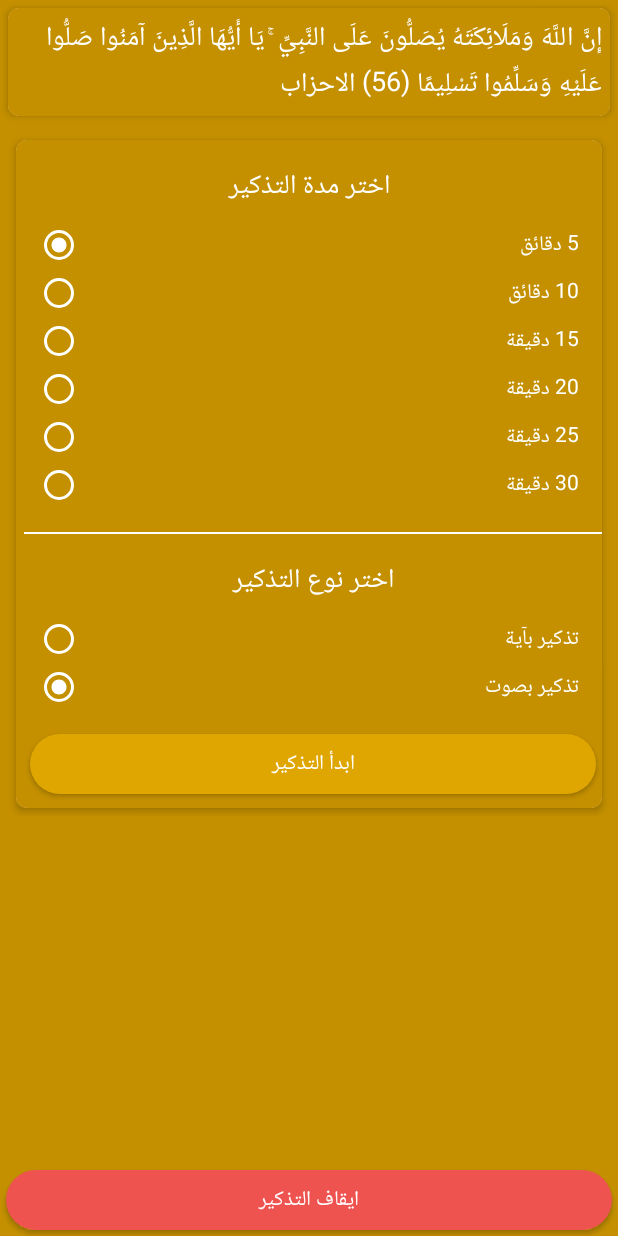
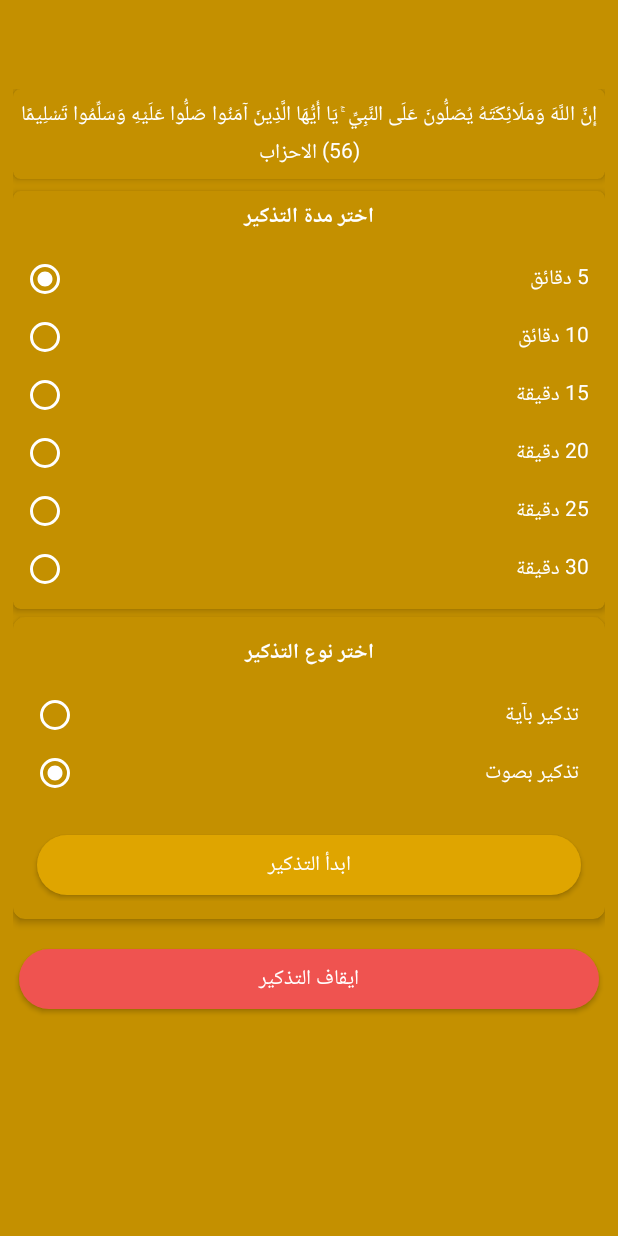
Before and after one commit to ahmedelzubair/Salluu3alayhie, an Android app: the layout activity_main.xml on its own in the app's theme, with its tools: preview values and no code run, on a phone screen of 412 x 824 dp. Run offline under Robolectric (Android 15) with nearby library versions, the phone set to English and light mode, and no system bars.

Commit message:
fixing the UI issues

```diff
--- a/app/src/main/res/layout/activity_main.xml
+++ b/app/src/main/res/layout/activity_main.xml
@@ -6,207 +6,215 @@
     android:layout_width="match_parent"
     android:layout_height="match_parent"
     android:background="@color/colorPrimaryDark"
+    android:paddingTop="?attr/actionBarSize"
     tools:context="com.apk4android.salluu3alayhie.ui.MainActivity">
-
 
     <ScrollView
         android:layout_width="match_parent"
-        android:layout_height="wrap_content">
+        android:layout_height="match_parent"
+        android:fillViewport="true"
+        android:layout_marginRight="5dp"
+        android:layout_marginLeft="5dp"
+        android:scrollbars="none"
+        android:overScrollMode="never">
 
         <LinearLayout
             android:layout_width="match_parent"
             android:layout_height="wrap_content"
-            android:orientation="vertical">
+            android:orientation="vertical"
+            android:padding="3dp">
 
+            <!-- Quran Verse Card -->
             <androidx.cardview.widget.CardView
                 android:id="@+id/ayaCard"
                 android:layout_width="match_parent"
                 android:layout_height="wrap_content"
-                android:layout_margin="@dimen/spacing_medium"
+                android:layout_marginBottom="8dp"
                 android:clickable="true"
                 android:foreground="?android:attr/selectableItemBackground"
-                app:cardCornerRadius="@dimen/spacing_xmedium"
-                app:cardElevation="3dp">
+                app:cardCornerRadius="5dp"
+                app:cardElevation="3dp"
+                app:cardBackgroundColor="@color/colorPrimaryDark">
 
                 <LinearLayout
                     android:layout_width="match_parent"
                     android:layout_height="wrap_content"
-                    android:orientation="vertical">
+                    android:orientation="vertical"
+                    android:padding="5dp">
 
                     <TextView
                         android:id="@+id/textViewAya"
-                        android:layout_width="wrap_content"
+                        android:layout_width="match_parent"
                         android:layout_height="wrap_content"
-                        android:layout_alignParentTop="true"
-                        android:layout_centerHorizontal="true"
-                        android:background="@color/colorPrimaryDark"
-                        android:padding="@dimen/spacing_medium"
+                        android:gravity="center"
+                        android:lineSpacingExtra="2dp"
                         android:text="@string/the_aya"
-                        android:textColor="#fff"
-                        android:textSize="18sp" />
+                        android:textColor="@color/white"
+                        android:textSize="14sp" />
 
                 </LinearLayout>
 
             </androidx.cardview.widget.CardView>
 
-            <RelativeLayout
-                android:id="@+id/RelativeAll"
-                android:layout_width="match_parent"
-                android:layout_height="match_parent"
-                android:layout_below="@id/ayaCard"
-                android:layout_margin="@dimen/spacing_medium">
-
+            <!-- Timer Selection Card -->
             <androidx.cardview.widget.CardView
                 android:layout_width="match_parent"
                 android:layout_height="wrap_content"
-                    android:layout_margin="@dimen/spacing_medium"
-                    android:clickable="true"
-                    android:foreground="?android:attr/selectableItemBackground"
-                    app:cardCornerRadius="@dimen/spacing_xmedium"
-                    app:cardElevation="3dp">
-
+                android:layout_marginBottom="5dp"
+                app:cardCornerRadius="5dp"
+                app:cardElevation="3dp"
+                app:cardBackgroundColor="@color/colorPrimaryDark">
 
                 <LinearLayout
-                        android:id="@+id/LinRadioGroup"
                     android:layout_width="match_parent"
                     android:layout_height="wrap_content"
-                        android:background="@color/colorPrimaryDark"
-                        android:orientation="vertical">
+                    android:orientation="vertical"
+                    android:padding="5dp">
 
                     <TextView
                         android:id="@+id/textViewChose"
                         android:layout_width="match_parent"
                         android:layout_height="wrap_content"
-                            android:layout_marginTop="16dp"
+                        android:layout_marginBottom="12dp"
                         android:gravity="center"
                         android:text="@string/alarm_period"
                         android:textColor="@color/white"
-                            android:textColorLink="@android:color/background_dark"
-                            android:textSize="18sp" />
-
+                        android:textSize="14sp"
+                        android:textStyle="bold" />
 
                     <RadioGroup
                         android:id="@+id/rgTimes"
                         android:layout_width="match_parent"
                         android:layout_height="wrap_content"
-                            android:layout_marginLeft="5dp"
-                            android:layout_marginTop="7dp"
-                            android:layout_weight="1">
+                        android:orientation="vertical">
 
                         <RadioButton
                             android:id="@+id/radio5Min"
                             android:layout_width="match_parent"
                             android:layout_height="wrap_content"
-                                android:layout_marginLeft="@dimen/spacing_xmedium"
-                                android:layout_marginRight="@dimen/spacing_large"
+                            android:layout_marginBottom="4dp"
                             android:buttonTint="@color/white"
                             android:checked="true"
+                            android:padding="5dp"
                             android:text="@string/p_5_min"
-                                android:textColor="@color/white" />
+                            android:textColor="@color/white"
+                            android:textSize="14sp" />
 
                         <RadioButton
                             android:id="@+id/radio10Min"
                             android:layout_width="match_parent"
                             android:layout_height="wrap_content"
-                                android:layout_marginLeft="@dimen/spacing_xmedium"
-                                android:layout_marginRight="@dimen/spacing_large"
+                            android:layout_marginBottom="4dp"
                             android:buttonTint="@color/white"
+                            android:padding="5dp"
                             android:text="@string/p_10_min"
-                                android:textColor="@color/white" />
+                            android:textColor="@color/white"
+                            android:textSize="14sp" />
 
                         <RadioButton
                             android:id="@+id/radio15Min"
                             android:layout_width="match_parent"
                             android:layout_height="wrap_content"
-                                android:layout_marginLeft="@dimen/spacing_xmedium"
-                                android:layout_marginRight="@dimen/spacing_large"
+                            android:layout_marginBottom="4dp"
                             android:buttonTint="@color/white"
+                            android:padding="5dp"
                             android:text="@string/p_15_min"
-                                android:textColor="@color/white" />
+                            android:textColor="@color/white"
+                            android:textSize="14sp" />
 
                         <RadioButton
                             android:id="@+id/radio20Min"
                             android:layout_width="match_parent"
                             android:layout_height="wrap_content"
-                                android:layout_marginLeft="@dimen/spacing_xmedium"
-                                android:layout_marginRight="@dimen/spacing_large"
+                            android:layout_marginBottom="4dp"
                             android:buttonTint="@color/white"
+                            android:padding="5dp"
                             android:text="@string/p_20_min"
-                                android:textColor="@color/white" />
+                            android:textColor="@color/white"
+                            android:textSize="14sp" />
 
                         <RadioButton
                             android:id="@+id/radio25Min"
                             android:layout_width="match_parent"
                             android:layout_height="wrap_content"
-                                android:layout_marginLeft="@dimen/spacing_xmedium"
-                                android:layout_marginRight="@dimen/spacing_large"
+                            android:layout_marginBottom="4dp"
                             android:buttonTint="@color/white"
+                            android:padding="5dp"
                             android:text="@string/p_25_min"
-                                android:textColor="@color/white" />
+                            android:textColor="@color/white"
+                            android:textSize="14sp" />
 
                         <RadioButton
                             android:id="@+id/radio30Min"
                             android:layout_width="match_parent"
                             android:layout_height="wrap_content"
-                                android:layout_marginLeft="@dimen/spacing_xmedium"
-                                android:layout_marginRight="@dimen/spacing_large"
+                            android:layout_marginBottom="4dp"
                             android:buttonTint="@color/white"
+                            android:padding="5dp"
                             android:text="@string/p_30_min"
-                                android:textColor="@color/white" />
+                            android:textColor="@color/white"
+                            android:textSize="14sp" />
+
                     </RadioGroup>
 
-                        <LinearLayout
-                            android:id="@+id/NotificationTypeBtnStart"
+                </LinearLayout>
+
+            </androidx.cardview.widget.CardView>
+
+            <!-- Notification Type Selection Card -->
+            <androidx.cardview.widget.CardView
                 android:layout_width="match_parent"
                 android:layout_height="wrap_content"
-                            android:layout_marginLeft="5dp"
-                            android:orientation="vertical">
+                android:layout_marginBottom="8dp"
+                app:cardCornerRadius="8dp"
+                app:cardElevation="3dp"
+                app:cardBackgroundColor="@color/colorPrimaryDark">
 
-                            <View
+                <LinearLayout
                     android:layout_width="match_parent"
-                                android:layout_height="1dp"
-                                android:layout_marginTop="@dimen/spacing_large"
-                                android:background="@color/white" />
+                    android:layout_height="wrap_content"
+                    android:orientation="vertical"
+                    android:padding="12dp">
 
                     <TextView
                         android:id="@+id/textViewChoseVoiceType"
                         android:layout_width="match_parent"
                         android:layout_height="wrap_content"
-                                android:layout_marginTop="16dp"
+                        android:layout_marginBottom="12dp"
                         android:gravity="center"
                         android:text="@string/choseNotiType"
                         android:textColor="@color/white"
-                                android:textColorLink="@android:color/background_dark"
-                                android:textSize="18sp" />
+                        android:textSize="14sp"
+                        android:textStyle="bold" />
 
                     <RadioGroup
                         android:id="@+id/rgNotiType"
                         android:layout_width="match_parent"
                         android:layout_height="wrap_content"
-                                android:layout_marginTop="7dp">
+                        android:orientation="vertical">
 
                         <RadioButton
                             android:id="@+id/rbAya"
                             android:layout_width="match_parent"
                             android:layout_height="wrap_content"
-                                    android:layout_marginStart="@dimen/spacing_xmedium"
-                                    android:layout_marginLeft="@dimen/spacing_xmedium"
-                                    android:layout_marginEnd="@dimen/spacing_large"
-                                    android:layout_marginRight="@dimen/spacing_large"
+                            android:layout_marginBottom="4dp"
                             android:buttonTint="@color/white"
+                            android:padding="5dp"
                             android:text="@string/aya_reminder"
-                                    android:textColor="@color/white" />
+                            android:textColor="@color/white"
+                            android:textSize="14sp" />
 
                         <RadioButton
                             android:id="@+id/rbVoice"
                             android:layout_width="match_parent"
                             android:layout_height="wrap_content"
-                                    android:layout_marginLeft="@dimen/spacing_xmedium"
-                                    android:layout_marginRight="@dimen/spacing_large"
+                            android:layout_marginBottom="12dp"
                             android:buttonTint="@color/white"
                             android:checked="true"
+                            android:padding="5dp"
                             android:text="@string/voice_reminder"
-                                    android:textColor="@color/white" />
+                            android:textColor="@color/white"
+                            android:textSize="14sp" />
 
                     </RadioGroup>
 
@@ -214,37 +222,33 @@
                         android:id="@+id/btnStartAlarm"
                         android:layout_width="match_parent"
                         android:layout_height="wrap_content"
-                                android:layout_marginTop="11dp"
-                                android:layout_marginBottom="@dimen/spacing_medium"
+                        android:layout_marginTop="8dp"
                         android:background="@drawable/btn_rounded_primary"
                         android:onClick="startAlarm"
+                        android:padding="12dp"
                         android:text="@string/start"
-                                android:textColor="#fff" />
-                        </LinearLayout>
-
+                        android:textColor="@color/white"
+                        android:textSize="14sp" />
 
                 </LinearLayout>
 
             </androidx.cardview.widget.CardView>
 
+            <!-- Stop Button -->
+            <Button
+                android:id="@+id/btnCancel"
+                android:layout_width="match_parent"
+                android:layout_height="wrap_content"
+                android:layout_marginTop="8dp"
+                android:background="@drawable/btn_rounded_red"
+                android:onClick="stopAlarm"
+                android:padding="12dp"
+                android:text="@string/stop"
+                android:textColor="@color/white"
+                android:textSize="14sp" />
 
-            </RelativeLayout>
         </LinearLayout>
 
     </ScrollView>
 
-
-    <Button
-        android:id="@+id/btnCancel"
-        android:layout_width="match_parent"
-        android:layout_height="wrap_content"
-        android:layout_alignParentStart="true"
-        android:layout_alignParentLeft="true"
-        android:layout_alignParentBottom="true"
-        android:layout_marginTop="50dp"
-        android:background="@drawable/btn_rounded_red"
-        android:onClick="stopAlarm"
-        android:text="@string/stop"
-        android:textColor="@color/white" />
-
 </RelativeLayout>
--- a/app/src/main/res/values/dimens.xml
+++ b/app/src/main/res/values/dimens.xml
@@ -1,7 +1,6 @@
 <resources>
 
     <!-- Default screen margins, per the Android Design guidelines. -->
-
 
     <!-- DefaultThumbnail screen margins, per the Android Design guidelines. -->
     <dimen name="actionBarSize">56dp</dimen>
@@ -21,5 +20,13 @@
     <dimen name="spacing_xxlarge">50dp</dimen>
     <dimen name="spacing_xxxlarge">55dp</dimen>
 
+    <!-- Additional dimensions for better screen compatibility -->
+    <dimen name="card_margin">16dp</dimen>
+    <dimen name="card_padding">16dp</dimen>
+    <dimen name="button_padding">16dp</dimen>
+    <dimen name="radio_button_padding">12dp</dimen>
+    <dimen name="text_margin">16dp</dimen>
+    <dimen name="card_corner_radius">12dp</dimen>
+    <dimen name="card_elevation">4dp</dimen>
 
 </resources>
--- a/app/src/main/res/values/styles.xml
+++ b/app/src/main/res/values/styles.xml
@@ -6,6 +6,14 @@
         <item name="colorPrimary">@color/colorPrimary</item>
         <item name="colorPrimaryDark">@color/colorPrimaryDark</item>
         <item name="colorAccent">@color/colorAccent</item>
+
+        <!-- Ensure proper action bar behavior -->
+        <item name="windowActionBar">true</item>
+        <item name="windowNoTitle">false</item>
+
+        <!-- Improve text readability -->
+        <item name="android:textColorPrimary">@color/white</item>
+        <item name="android:textColorSecondary">@color/white</item>
     </style>
 
 </resources>
```
Lines whose indentation alone changed are shown as unchanged.
